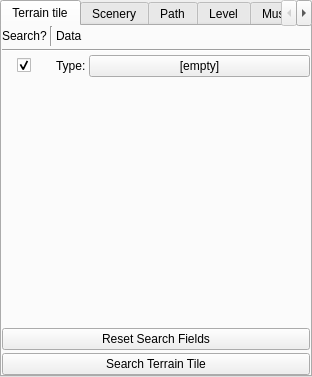
Before: the Qt Designer form Editor/main_window/dock/wld_search_box.ui in WohlSoft/Moondust-Project, drawn with Qt 5.
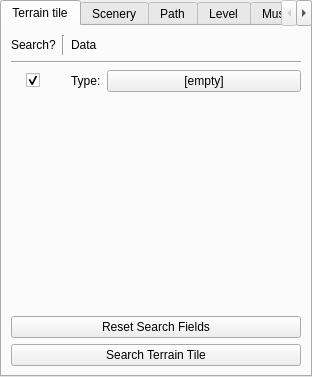
After: the same form once the commit is applied. Icons and pictures are not drawn.

```diff
--- a/Editor/main_window/dock/wld_search_box.ui
+++ b/Editor/main_window/dock/wld_search_box.ui
@@ -47,21 +47,6 @@
         <string>Terrain tile</string>
        </attribute>
        <layout class="QGridLayout" name="gridLayout_21">
-        <property name="leftMargin">
-         <number>0</number>
-        </property>
-        <property name="topMargin">
-         <number>0</number>
-        </property>
-        <property name="rightMargin">
-         <number>0</number>
-        </property>
-        <property name="bottomMargin">
-         <number>0</number>
-        </property>
-        <property name="spacing">
-         <number>3</number>
-        </property>
         <item row="0" column="0">
          <widget class="QLabel" name="label_75">
           <property name="text">
```
Left out of the diff: 60 changed lines with no effect on the pictures.
